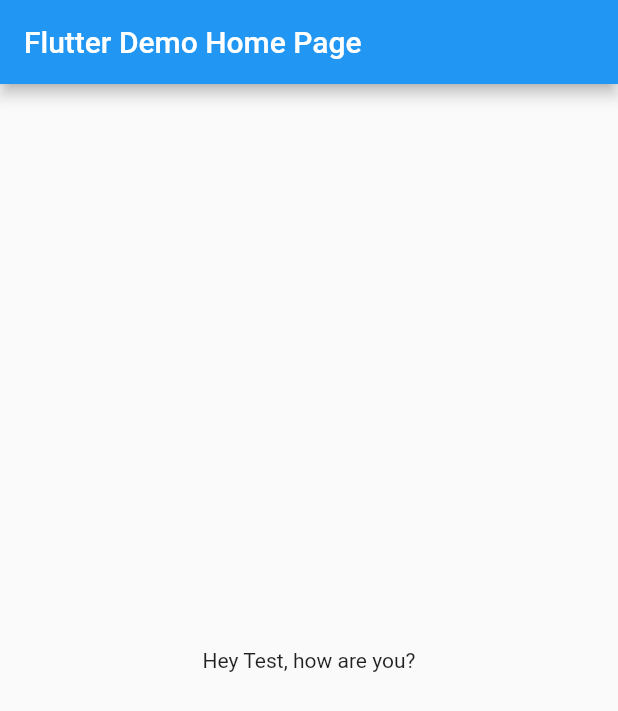
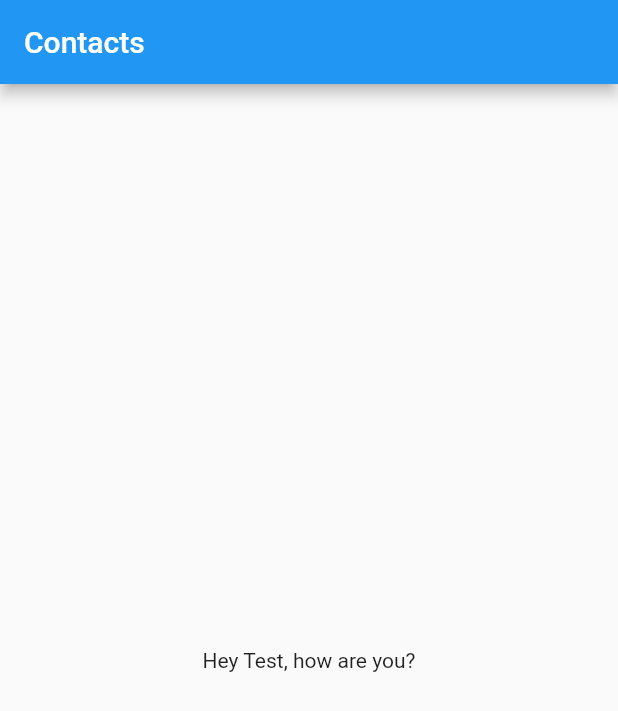
Before and after one commit to LeonardoDeFaveri/ContactsApp, a Flutter app: the screen it shows after launch, on a phone screen of 412 x 824 dp. Shown: the top 711 px of the screen. Run offline on Flutter 3.47's test engine with Material 2 defaults, Android fonts, the phone set to English and light mode, and no system bars; generated files the repository leaves out were written again.

Commit message:
Modificato il titolo dell'applicazione

```diff
--- a/lib/main.dart
+++ b/lib/main.dart
@@ -12,7 +12,7 @@ class MyApp extends StatelessWidget {
   @override
   Widget build(BuildContext context) {
     return MaterialApp(
-      title: 'Flutter Demo',
+      title: 'Contacts',
       theme: ThemeData(
         primarySwatch: Colors.blue,
         visualDensity: VisualDensity.adaptivePlatformDensity,
@@ -26,7 +26,7 @@ class MyApp extends StatelessWidget {
         GlobalMaterialLocalizations.delegate,
         GlobalWidgetsLocalizations.delegate,
       ],
-      home: MyHomePage(title: 'Flutter Demo Home Page'),
+      home: MyHomePage(title: 'Contacts'),
     );
   }
 }
```
